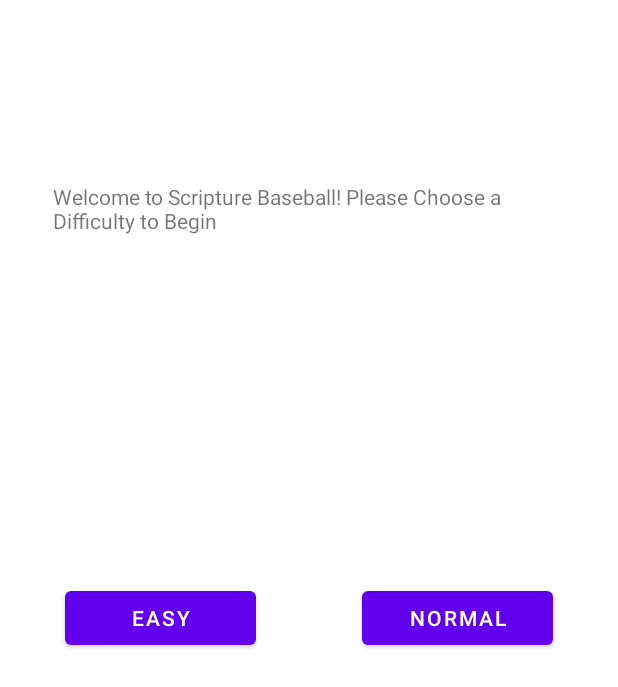
After one commit to nomerza2/Scripture-Baseball, an Android app: the layout activity_home_screen.xml on its own in the app's theme, with its tools: preview values and no code run, on a phone screen of 412 x 824 dp. The commit adds this screen. Shown: the top 687 px of the screen. Run offline under Robolectric (Android 15) with nearby library versions, the phone set to English and light mode, and no system bars; network calls fail.

Commit message:
Added HomeScreen activity to allow selection between multiple difficulties. Cleaned Functionality of Chapter input

```diff
--- a/app/build.gradle
+++ b/app/build.gradle
@@ -37,6 +37,8 @@ dependencies {
     implementation 'androidx.appcompat:appcompat:1.3.0'
     implementation 'com.google.android.material:material:1.4.0'
     implementation 'androidx.constraintlayout:constraintlayout:2.0.4'
+    //implementation 'com.android.support:appcompat-v7:28.0.0'
+    implementation 'com.android.support.constraint:constraint-layout:2.0.4'
     testImplementation 'junit:junit:4.13.2'
     androidTestImplementation 'androidx.test.ext:junit:1.1.3'
     androidTestImplementation 'androidx.test.espresso:espresso-core:3.4.0'
--- a/app/src/main/AndroidManifest.xml
+++ b/app/src/main/AndroidManifest.xml
@@ -15,10 +15,12 @@
         tools:targetApi="31">
         <activity
             android:name=".MainActivity"
+            android:exported="true"/>
+        <activity
+            android:name=".HomeScreen"
             android:exported="true">
             <intent-filter>
                 <action android:name="android.intent.action.MAIN" />
-
                 <category android:name="android.intent.category.LAUNCHER" />
             </intent-filter>
         </activity>
--- /dev/null
+++ b/app/src/main/res/layout/activity_home_screen.xml
@@ -0,0 +1,46 @@
+<?xml version="1.0" encoding="utf-8"?>
+<androidx.constraintlayout.widget.ConstraintLayout xmlns:android="http://schemas.android.com/apk/res/android"
+    xmlns:app="http://schemas.android.com/apk/res-auto"
+    xmlns:tools="http://schemas.android.com/tools"
+    android:layout_width="match_parent"
+    android:layout_height="match_parent"
+    tools:context=".HomeScreen">
+
+    <TextView
+        android:id="@+id/textView"
+        android:layout_width="0dp"
+        android:layout_height="wrap_content"
+        android:layout_marginStart="35dp"
+        android:layout_marginTop="121dp"
+        android:layout_marginEnd="35dp"
+        android:text="@string/Welcome"
+        app:layout_constraintEnd_toEndOf="parent"
+        app:layout_constraintStart_toStartOf="parent"
+        app:layout_constraintTop_toTopOf="parent" />
+
+    <Button
+        android:id="@+id/begin_easy"
+        android:layout_width="0dp"
+        android:layout_height="wrap_content"
+        android:layout_marginStart="43dp"
+        android:layout_marginEnd="35dp"
+        android:onClick="onEasyClick"
+        android:text="@string/Easy"
+        app:layout_constraintBottom_toBottomOf="parent"
+        app:layout_constraintEnd_toStartOf="@+id/begin_normal"
+        app:layout_constraintStart_toStartOf="parent"
+        app:layout_constraintTop_toTopOf="parent" />
+
+    <Button
+        android:id="@+id/begin_normal"
+        android:layout_width="0dp"
+        android:layout_height="wrap_content"
+        android:layout_marginStart="35dp"
+        android:layout_marginEnd="43dp"
+        android:onClick="onNormalClick"
+        android:text="@string/Normal"
+        app:layout_constraintBottom_toBottomOf="parent"
+        app:layout_constraintEnd_toEndOf="parent"
+        app:layout_constraintStart_toEndOf="@+id/begin_easy"
+        app:layout_constraintTop_toTopOf="parent" />
+</androidx.constraintlayout.widget.ConstraintLayout>
--- a/app/src/main/res/layout/activity_main.xml
+++ b/app/src/main/res/layout/activity_main.xml
@@ -43,12 +43,14 @@
 
     <EditText
         android:id="@+id/chapter_input"
-        android:layout_width="60dp"
+        android:layout_width="90dp"
         android:layout_height="wrap_content"
-        android:layout_marginStart="276dp"
+        android:layout_marginStart="266dp"
         android:layout_marginTop="41dp"
         android:ems="10"
+        android:hint="@string/input_hint"
         android:inputType="number"
+        android:minHeight="48dp"
         app:layout_constraintStart_toStartOf="parent"
         app:layout_constraintTop_toBottomOf="@+id/TextDisplayView" />
 
--- a/app/src/main/res/values/strings.xml
+++ b/app/src/main/res/values/strings.xml
@@ -28,4 +28,8 @@
     <string name="Next_Verse">Next Verse!</string>
     <string name="Game_Over">Try Again!</string>
     <string name="Display_Correct">The Correct Chapter is</string>
+    <string name="Welcome">Welcome to Scripture Baseball! Please Choose a Difficulty to Begin</string>
+    <string name="Easy">Easy</string>
+    <string name="Normal">Normal</string>
+    <string name="input_hint">Chapter</string>
 </resources>
--- a/gradle.properties
+++ b/gradle.properties
@@ -15,6 +15,8 @@ org.gradle.jvmargs=-Xmx2048m -Dfile.encoding=UTF-8
 # Android operating system, and which are packaged with your app"s APK
 # https://developer.android.com/topic/libraries/support-library/androidx-rn
 android.useAndroidX=true
+android.enableJetifier=true
+
 # Kotlin code style for this project: "official" or "obsolete":
 kotlin.code.style=official
 # Enables namespacing of each library's R class so that its R class includes only the
```
Also changed, not shown: app/src/main/java/com/example/scripturebaseball/HomeScreen.kt (added, +31 -0 lines), app/src/main/java/com/example/scripturebaseball/MainActivity.kt (+6 -2 lines).
